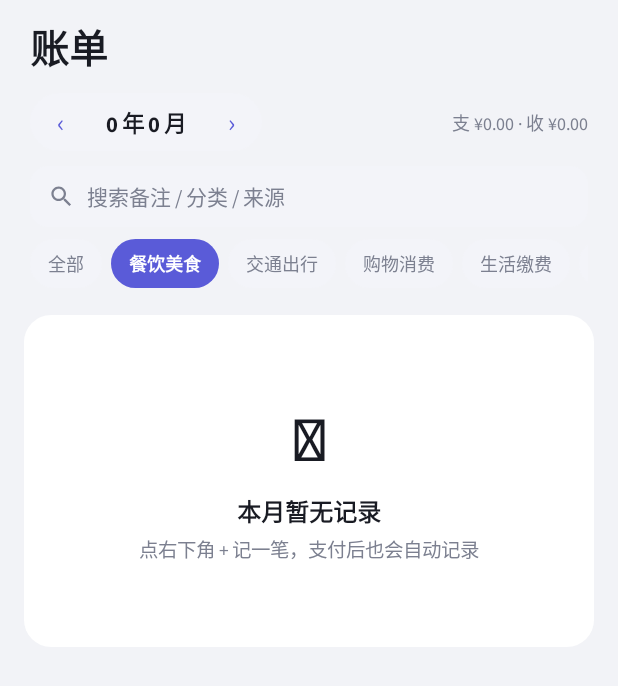
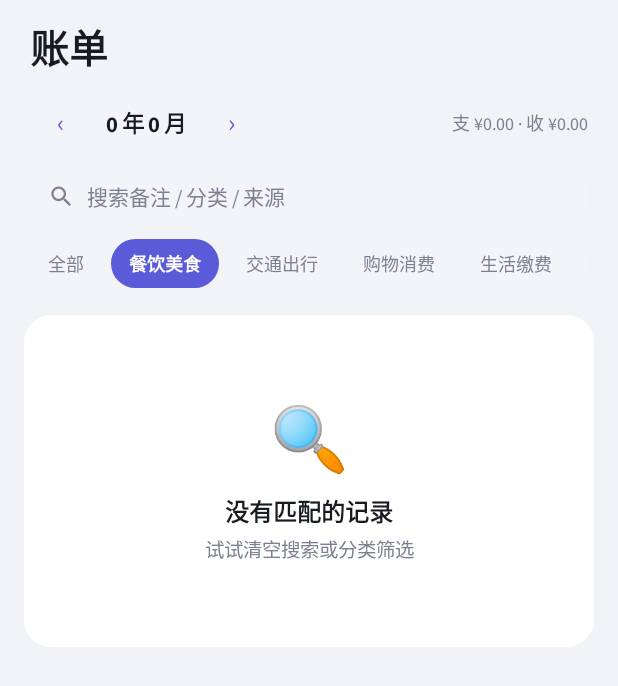
Before and after one commit to cddd-yin/jizhang-app, an Android app built with Jetpack Compose: the composable RecordsTab called with empty values, after a tap on "餐饮美食", on a phone screen of 412 x 824 dp. Shown: the top 686 px of the screen. Run offline under Robolectric (Android 15) with nearby library versions, the light colour scheme and no system bars; 1 statement that could not run was skipped.

Commit message:
v3.5.0: 全局代码体检——修 7 处交互 bug 与流畅度问题
- 设置页 contentPad 声明未使用（真 bug）：末尾条目被底部导航遮挡，补底栏+FAB 避让
- 记账页删除不可撤销：改走 deleteWithUndo，与左滑删除一致可撤销
- 记账页已打开时再收分享/磁贴请求草稿被丢弃：editorKey 强制重建记账页
- 全部轮询（监听状态/待确认/草稿总线/周期补账）改 repeatOnLifecycle(STARTED)：退后台暂停省电
- 明细页搜索时键盘弹出列表收缩到可见区（imePadding）
- 并发去重被 IGNORE 后不再谎报「已记一笔」通知（id=-1 门控）
- 搜索清除按钮触控目标 22→28dp；筛选无结果提示语区分搜索/筛选两种来源；分类 chips 加触感

```diff
--- a/app/build.gradle.kts
+++ b/app/build.gradle.kts
@@ -13,8 +13,8 @@
         applicationId = "com.yang.jizhang"
         minSdk = 26
         targetSdk = 35
-        versionCode = 14
-        versionName = "3.4.0"
+        versionCode = 15
+        versionName = "3.5.0"
     }
 
     buildTypes {
--- a/app/src/main/java/com/yang/jizhang/notify/PaymentListener.kt
+++ b/app/src/main/java/com/yang/jizhang/notify/PaymentListener.kt
@@ -281,8 +281,8 @@
             com.yang.jizhang.util.BudgetAlertHelper.checkAsync(applicationContext)
         }
 
-        // 低调通知：自动记了一笔（可点击进 App 查看）
-        try {
+        // 低调通知：自动记了一笔（可点击进 App 查看）；并发去重被 IGNORE 时 id=-1，不再谎报
+        if (id != -1L) try {
             com.yang.jizhang.notify.keepalive.NotificationChannels.notifyPaymentDetected(
                 applicationContext,
                 parsed.amountCents,
--- a/app/src/main/java/com/yang/jizhang/ui/AppRoot.kt
+++ b/app/src/main/java/com/yang/jizhang/ui/AppRoot.kt
@@ -54,6 +54,8 @@
 import androidx.compose.ui.text.font.FontWeight
 import androidx.compose.ui.unit.dp
 import androidx.compose.ui.unit.sp
+import androidx.lifecycle.Lifecycle
+import androidx.lifecycle.repeatOnLifecycle
 import androidx.lifecycle.compose.collectAsStateWithLifecycle
 import com.yang.jizhang.CategoryRules
 import com.yang.jizhang.JizhangApp
@@ -88,6 +90,7 @@
     var showBudgets by remember { mutableStateOf(false) }
     var showRecurring by remember { mutableStateOf(false) }
     var shareDraft by remember { mutableStateOf<ShareDraftItem?>(null) }
+    var editorKey by remember { mutableIntStateOf(0) }
 
     val range = remember(year, month) { CategoryRules.monthRange(year, month) }
     val txs by dao.watchRange(range[0], range[1] - 1)
@@ -120,30 +123,39 @@
         }
     }
 
-    // 周期记账补账：打开 App 即补（含错过的期次），之后每 6 小时复查
+    // ── 轮询全部改为 STARTED 感知：退到后台/锁屏时暂停，省电且不空转（v3.5.0）──
+    val lifecycleOwner = androidx.compose.ui.platform.LocalLifecycleOwner.current
+
+    // 周期记账补账：回到前台即补（含错过的期次），期间每 6 小时复查
     LaunchedEffect(Unit) {
+        lifecycleOwner.repeatOnLifecycle(androidx.lifecycle.Lifecycle.State.STARTED) {
             while (true) {
                 runCatching { com.yang.jizhang.util.RecurringHelper.processDue(context) }
                 delay(6 * 3600_000L)
             }
         }
+    }
 
     // 分享/划词草稿 与 快捷磁贴「记一笔」请求
     LaunchedEffect(Unit) {
+        lifecycleOwner.repeatOnLifecycle(androidx.lifecycle.Lifecycle.State.STARTED) {
             while (true) {
                 if (UiBus.openEditorRequest) {
                     UiBus.openEditorRequest = false
                     editing = null
                     shareDraft = null
                     adding = true
+                    editorKey++ // 已打开的记账页强制重建，磁贴重复触发也生效
                 }
                 UiBus.sharePending?.let { draft ->
                     UiBus.sharePending = null
                     editing = null
                     shareDraft = draft
                     adding = true
+                    editorKey++ // 记账页已开时又收到分享 → 丢弃旧输入，换上新草稿
                 }
                 delay(300)
+            }
         }
     }
 
@@ -164,21 +176,25 @@
         }
     }
 
-    // 监听状态轮询
+    // 监听状态轮询（STARTED 感知）
     val listenerState = remember { mutableStateOf(ListenerStatus.displayState(context)) }
     LaunchedEffect(Unit) {
+        lifecycleOwner.repeatOnLifecycle(androidx.lifecycle.Lifecycle.State.STARTED) {
             while (true) {
                 listenerState.value = ListenerStatus.displayState(context)
                 delay(3_000)
             }
         }
+    }
 
-    // 待确认账单轮询
+    // 待确认账单轮询（STARTED 感知）
     var pending by remember { mutableStateOf<List<PendingConfirmStore.Pending>>(PendingConfirmStore.all()) }
     LaunchedEffect(Unit) {
+        lifecycleOwner.repeatOnLifecycle(androidx.lifecycle.Lifecycle.State.STARTED) {
             while (true) {
                 pending = PendingConfirmStore.all()
                 delay(1_000)
+            }
         }
     }
 
@@ -276,8 +292,9 @@
         )
     }
 
-    // 记一笔 / 编辑（全屏计算器，一个入口两用；分享草稿仅添加模式生效）
+    // 记一笔 / 编辑（全屏计算器，一个入口两用；editorKey 变化强制重建以应用新草稿）
     if (adding || editing != null) {
+        androidx.compose.runtime.key(editorKey) {
             TxEditor(
                 tx = editing,
                 draft = shareDraft,
@@ -311,10 +328,11 @@
                 },
                 onDelete = {
                     val tx = editing
-                if (tx != null) scope.launch { dao.delete(tx) }
                     editing = null
+                    if (tx != null) deleteWithUndo(tx) // 编辑页删除同样可撤销
                 },
             )
+        }
     }
 
     // 导出菜单
--- a/app/src/main/java/com/yang/jizhang/ui/RecordsTab.kt
+++ b/app/src/main/java/com/yang/jizhang/ui/RecordsTab.kt
@@ -11,6 +11,7 @@
 import androidx.compose.foundation.layout.fillMaxSize
 import androidx.compose.foundation.layout.fillMaxWidth
 import androidx.compose.foundation.layout.height
+import androidx.compose.foundation.layout.imePadding
 import androidx.compose.foundation.layout.padding
 import androidx.compose.foundation.layout.size
 import androidx.compose.foundation.layout.statusBarsPadding
@@ -74,7 +75,8 @@
     val incomeTotal = filtered.sumOf { if (it.isIncome) it.amountCents else 0L }
 
     Column(
-        Modifier.fillMaxSize().statusBarsPadding(),
+        // 键盘弹出时列表收缩到可见区（v3.5.0）
+        Modifier.fillMaxSize().statusBarsPadding().imePadding(),
     ) {
         // 顶部：大标题 + 月份切换 + 搜索
         Column(Modifier.padding(horizontal = 20.dp)) {
@@ -131,10 +133,10 @@
                         shape = MaterialTheme.shapes.large,
                         modifier = Modifier.fillMaxWidth().padding(top = 12.dp),
                     ) {
-                        if (searchQuery.isBlank()) {
+                        if (searchQuery.isBlank() && categoryFilter.isBlank()) {
                             EmptyState("🪙", "本月暂无记录", "点右下角 + 记一笔，支付后也会自动记录")
                         } else {
-                            EmptyState("🔍", "没有匹配的记录", "换个关键词试试（备注 / 分类 / 来源）")
+                            EmptyState("🔍", "没有匹配的记录", "试试清空搜索或分类筛选")
                         }
                     }
                 }
@@ -211,6 +213,7 @@
 
 @Composable
 private fun FilterChip(label: String, selected: Boolean, onClick: () -> Unit) {
+    val haptic = androidx.compose.ui.platform.LocalHapticFeedback.current
     Text(
         label,
         fontSize = 12.sp,
@@ -223,7 +226,10 @@
                 if (selected) MaterialTheme.colorScheme.primary
                 else MaterialTheme.colorScheme.surfaceVariant
             )
-            .clickable(onClick = onClick)
+            .clickable {
+                haptic.performHapticFeedback(androidx.compose.ui.hapticfeedback.HapticFeedbackType.TextHandleMove)
+                onClick()
+            }
             .padding(horizontal = 12.dp, vertical = 7.dp),
     )
 }
@@ -270,12 +276,12 @@
                 },
             )
             if (value.isNotEmpty()) {
-                IconButton(onClick = { onValueChange("") }, modifier = Modifier.size(22.dp)) {
+                IconButton(onClick = { onValueChange("") }, modifier = Modifier.size(28.dp)) {
                     Icon(
                         Icons.Outlined.Close,
                         contentDescription = "清空",
                         tint = MaterialTheme.colorScheme.onSurfaceVariant,
-                        modifier = Modifier.size(16.dp),
+                        modifier = Modifier.size(18.dp),
                     )
                 }
             }
--- a/app/src/main/java/com/yang/jizhang/ui/SettingsTab.kt
+++ b/app/src/main/java/com/yang/jizhang/ui/SettingsTab.kt
@@ -121,7 +121,9 @@
         Modifier
             .fillMaxSize()
             .statusBarsPadding()
-            .verticalScroll(rememberScrollState()),
+            .verticalScroll(rememberScrollState())
+            // 底栏 + FAB 避让（v3.5.0 修复：此前末尾条目被底部导航遮挡）
+            .padding(bottom = contentPad.calculateBottomPadding() + 96.dp),
     ) {
         Text(
             "设置",
```
Also changed, not shown: 1 other file. Lines whose indentation alone changed are shown as unchanged.
